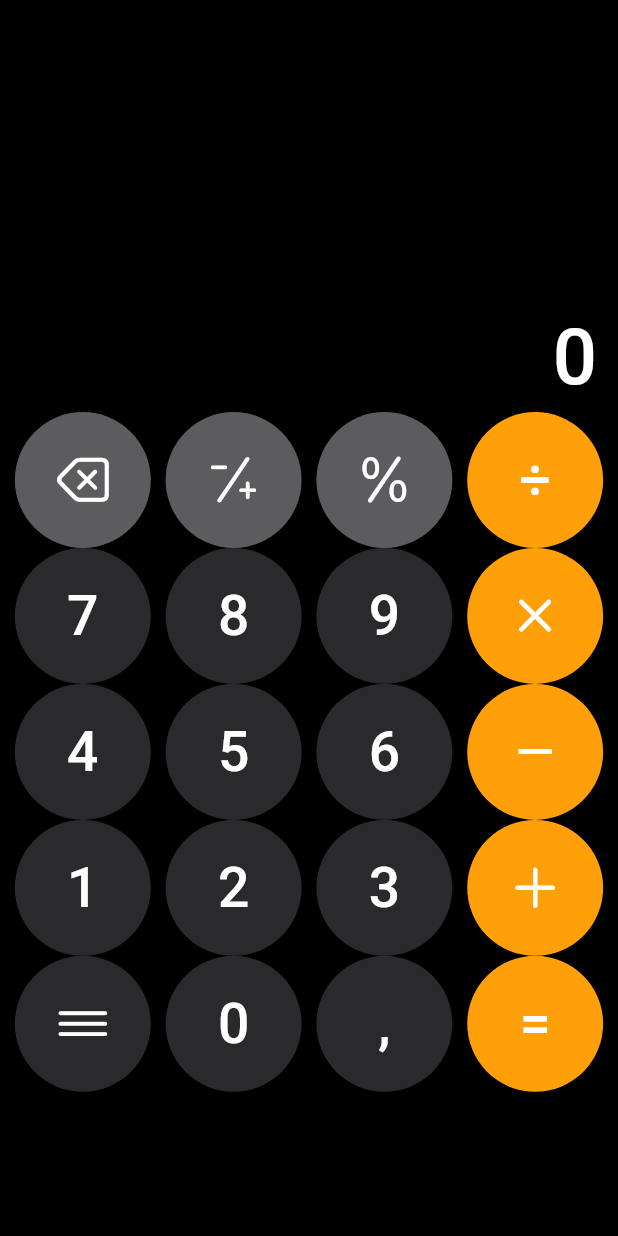
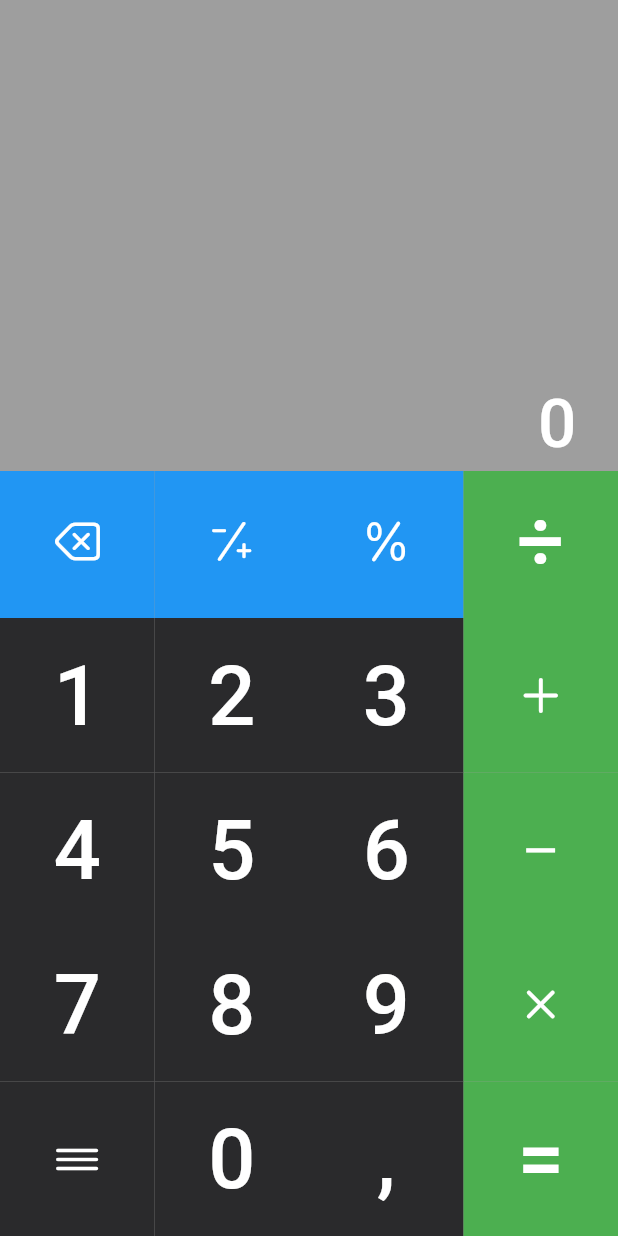
Before and after one commit to oguzhnk12/calculator_app, a Flutter app: the screen it shows after launch, on a phone screen of 412 x 824 dp. Run offline on Flutter 3.47's test engine with Material 3 defaults, Android fonts, the phone set to English and light mode, and no system bars; our stand-ins replace flutter_bloc, flutter_screenutil, math_expressions.

Commit message:
feat: Refactor keyboard to GridView & enhance theming
- Replaced standard keyboard input with GridView for improved usability
- Added theme support to enable customization options
- Initiated redesign process for a more modern and minimalistic UI

```diff
--- /dev/null
+++ b/devtools_options.yaml
@@ -0,0 +1,3 @@
+description: This file stores settings for Dart & Flutter DevTools.
+documentation: https://docs.flutter.dev/tools/devtools/extensions#configure-extension-enablement-states
+extensions:
--- a/lib/cubits/is_calculate_cubit.dart
+++ b/lib/cubits/is_calculated_cubit.dart
@@ -1,7 +1,7 @@
 import 'package:flutter_bloc/flutter_bloc.dart';
 
-class IsCalculateCubit extends Cubit<bool> {
-  IsCalculateCubit() : super(false);
+class IsCalculatedCubit extends Cubit<bool> {
+  IsCalculatedCubit() : super(false);
 
   void setIsCalculated(bool isCalculated) {
     emit(isCalculated);
--- a/lib/main.dart
+++ b/lib/main.dart
@@ -1,13 +1,14 @@
 // ignore_for_file: library_private_types_in_public_api
-import 'dart:math';
+
 import 'package:calculator_app/cubits/input_cubit.dart';
-import 'package:calculator_app/cubits/is_calculate_cubit.dart';
+import 'package:calculator_app/cubits/is_calculated_cubit.dart';
 import 'package:calculator_app/cubits/output_cubit.dart';
 import 'package:calculator_app/materials/custom_buttons.dart';
 import 'package:flutter/cupertino.dart';
 import 'package:flutter/material.dart';
 import 'package:flutter/services.dart';
 import 'package:flutter_bloc/flutter_bloc.dart';
+import 'package:flutter_screenutil/flutter_screenutil.dart';
 
 void main() {
   runApp(CalculatorApp());
@@ -18,50 +19,73 @@ class CalculatorApp extends StatelessWidget {
 
   @override
   Widget build(BuildContext context) {
+    return ScreenUtilInit(
+      designSize: Size(426.6, 952.0),
+      minTextAdapt: true,
+      splitScreenMode: true,
+      builder: (_, __) {
         return MaterialApp(
+          title: 'Calculator',
           debugShowCheckedModeBanner: false,
+          theme: ThemeData(
+            scaffoldBackgroundColor: Colors.grey,
+            textButtonTheme: TextButtonThemeData(
+              style: TextButton.styleFrom(
+                foregroundColor: Colors.white,
+                shape: RoundedRectangleBorder(
+                  borderRadius: BorderRadius.zero,
+                ),
+              ),
+            ),
+            textTheme: TextTheme(
+              bodyLarge: TextStyle(color: Colors.white),
+              bodyMedium: TextStyle(color: Colors.white),
+            ),
+          ),
           home: MultiBlocProvider(
             providers: [
               BlocProvider(create: (_) => InputCubit()),
-          BlocProvider(create: (_) => IsCalculateCubit()),
+              BlocProvider(create: (_) => IsCalculatedCubit()),
               BlocProvider(create: (_) => OutputCubit()),
             ],
             child: CalculatorScreen(),
           ),
         );
+      },
+    );
   }
 }
 
 class CalculatorScreen extends StatelessWidget {
-  const CalculatorScreen({super.key});
+  CalculatorScreen({super.key});
 
-  final Map<String, Icon?> buttons = const {
-    "clear": Icon(CupertinoIcons.delete_left, size: 38.0, color: Colors.white),
-    "invert_sign":
-        Icon(CupertinoIcons.minus_slash_plus, size: 38.0, color: Colors.white),
-    "%": Icon(CupertinoIcons.percent, size: 38.0, color: Colors.white),
-    "÷": null,
+  final Map<String, IconData?> buttons = {
+    "": CupertinoIcons.line_horizontal_3,
+    "0": null,
+    ",": null,
+    "=": null,
     "7": null,
     "8": null,
     "9": null,
-    "×": Icon(CupertinoIcons.multiply, size: 38.0, color: Colors.white),
+    "×": CupertinoIcons.multiply,
     "4": null,
     "5": null,
     "6": null,
-    "-": Icon(Icons.remove, size: 38.0, color: Colors.white),
+    "-": Icons.remove,
     "1": null,
     "2": null,
     "3": null,
-    "+": Icon(CupertinoIcons.add, size: 38.0, color: Colors.white),
-    "": Icon(CupertinoIcons.line_horizontal_3, size: 38.0, color: Colors.white),
-    "0": null,
-    ",": null,
-    "=": null,
+    "+": CupertinoIcons.add,
+    "clear": CupertinoIcons.delete_left,
+    "invert_sign": CupertinoIcons.minus_slash_plus,
+    "%": CupertinoIcons.percent,
+    "÷": null,
   };
+
   void clearButtonPressed(BuildContext context) {
     context.read<InputCubit>().clearInput();
     context.read<OutputCubit>().clearOutput();
-    context.read<IsCalculateCubit>().setIsCalculated(false);
+    context.read<IsCalculatedCubit>().setIsCalculated(false);
   }
 
   @override
@@ -70,49 +94,41 @@ class CalculatorScreen extends StatelessWidget {
       DeviceOrientation.portraitUp,
     ]);
 
-    double width = MediaQuery.of(context).size.width;
-    double height = MediaQuery.of(context).size.height;
-    double hipotenuse = sqrt(pow(width, 2) + pow(height, 2));
-
     return Scaffold(
-      backgroundColor: Colors.black,
-      body: Center(
+      body: SafeArea(
         child: Column(
-          mainAxisAlignment: MainAxisAlignment.center,
           children: <Widget>[
             BlocBuilder<InputCubit, String>(builder: (context, input) {
-              return BlocBuilder<IsCalculateCubit, bool>(
+              return BlocBuilder<IsCalculatedCubit, bool>(
                   builder: (context, isCalculated) {
-                return _buildDisplay(isCalculated ? input : "",
-                    Color(0xff8D8C91), 32.0, hipotenuse * 0.015);
+                return _buildDisplay(
+                    isCalculated ? input : "", Color(0xff8D8C91), 32.0.sp);
               });
             }),
             BlocBuilder<InputCubit, String>(builder: (context, input) {
-              return BlocBuilder<IsCalculateCubit, bool>(
+              return BlocBuilder<IsCalculatedCubit, bool>(
                   builder: (context, isCalculated) {
                 return BlocBuilder<OutputCubit, String>(
                     builder: (context, output) {
-                  return _buildDisplay(isCalculated ? output : input,
-                      Colors.white, 52.0, hipotenuse * 0.015);
+                  return _buildDisplay(
+                      isCalculated ? output : input, Colors.white, 52.0.sp);
                 });
               });
             }),
-            _buildButtons(
-                context, width * 0.22, height * 0.11, hipotenuse * 0.04),
+            _buildButtons(context),
           ],
         ),
       ),
     );
   }
 
-  Widget _buildDisplay(
-      String text, Color color, double fontSize, double paddingValue) {
+  Widget _buildDisplay(String text, Color color, double fontSize) {
     return Expanded(
-      flex: 3,
+      flex: 4,
       child: Align(
         alignment: Alignment.bottomRight,
         child: Padding(
-          padding: EdgeInsets.only(right: paddingValue),
+          padding: EdgeInsets.only(right: 32.0.sp),
           child: Text(
             text,
             style: TextStyle(
@@ -123,48 +139,46 @@ class CalculatorScreen extends StatelessWidget {
     );
   }
 
-  Widget _buildButtons(
-      BuildContext context, double width, double height, double fontSize) {
+  Widget _buildButtons(BuildContext context) {
     return Expanded(
-      flex: 12,
-      child: Column(
-        mainAxisSize: MainAxisSize.max,
-        children: List.generate((buttons.length / 4).toInt(), (index) {
-          return Row(
-            mainAxisAlignment: MainAxisAlignment.spaceEvenly,
-            children: List.generate(4, (i) {
-              String key = buttons.keys.toList()[index * 4 + i];
+      flex: 13,
+      child: SizedBox(
+        child: GridView.count(
+          crossAxisCount: 4,
+          reverse: true,
+          children: List.generate(buttons.length, (index) {
+            String key = buttons.keys.toList()[index];
             return CalculatorButton(
               onPressed: () => _handleButtonPress(context, key),
               value: key,
               icon: _getButtonIcon(context, key),
-                buttonSize: Size(width, height),
-                fontSize: fontSize,
+              fontSize: 64.0.sp,
             );
           }),
-          );
-        }),
+        ),
       ),
     );
   }
 
   Widget? _getButtonIcon(BuildContext context, String key) {
-    if (key == "clear" && context.read<IsCalculateCubit>().state) {
+    if (key == "clear" && context.read<IsCalculatedCubit>().state) {
       return Text(
         "AC",
         style: TextStyle(
-          fontSize: 38.0,
+          fontSize: 38.0.sp,
           fontWeight: FontWeight.w500,
         ),
       );
     }
-    return buttons[key];
+    return buttons[key] != null
+        ? Icon(buttons[key], size: 38.0.sp, color: Colors.white)
+        : null;
   }
 
   void _handleButtonPress(BuildContext context, String key) {
     final inputCubit = context.read<InputCubit>();
     final outputCubit = context.read<OutputCubit>();
-    final isCalculateCubit = context.read<IsCalculateCubit>();
+    final isCalculateCubit = context.read<IsCalculatedCubit>();
 
     if (outputCubit.state == "Mathematical Error.") {
       clearButtonPressed(context);
--- a/lib/materials/custom_buttons.dart
+++ b/lib/materials/custom_buttons.dart
@@ -1,12 +1,10 @@
 // ignore_for_file: sort_child_properties_last
-
 import 'package:flutter/material.dart';
 
 class CalculatorButton extends StatelessWidget {
   final VoidCallback onPressed;
   final String value;
   final Widget? icon;
-  final Size buttonSize;
   final double fontSize;
 
   const CalculatorButton({
@@ -14,7 +12,6 @@ class CalculatorButton extends StatelessWidget {
     required this.onPressed,
     required this.value,
     this.icon,
-    required this.buttonSize,
     required this.fontSize,
   });
 
@@ -22,9 +19,9 @@ class CalculatorButton extends StatelessWidget {
   Widget build(BuildContext context) {
     Color getBackgroundColor() {
       if (["+", "-", "×", "÷", "="].contains(value)) {
-        return Color(0xffFF9F0A);
+        return Colors.green;
       } else if (["clear", "%", "invert_sign"].contains(value)) {
-        return Color(0xff5C5C5E);
+        return Colors.blue;
       } else {
         return Color(0xff2A2A2C);
       }
@@ -32,19 +29,15 @@ class CalculatorButton extends StatelessWidget {
 
     return TextButton(
       onPressed: onPressed,
-      child: Center(
       child: icon ??
           Text(value,
+              textAlign: TextAlign.start,
               style: TextStyle(
                 fontSize: fontSize,
                 fontWeight: FontWeight.w500,
               )),
-      ),
       style: TextButton.styleFrom(
-        maximumSize: buttonSize,
-        shape: CircleBorder(),
         backgroundColor: getBackgroundColor(),
-        foregroundColor: Colors.white,
       ),
     );
   }
--- a/pubspec.yaml
+++ b/pubspec.yaml
@@ -36,6 +36,7 @@ dependencies:
   cupertino_icons: ^1.0.8
   math_expressions: ^2.6.0
   flutter_bloc: ^9.0.0
+  flutter_screenutil: ^5.9.3
 
 dev_dependencies:
   flutter_test:
```
Also changed, not shown: lib/main2.dart (deleted, +0 -353 lines), pubspec.lock. Lines whose indentation alone changed are shown as unchanged.
